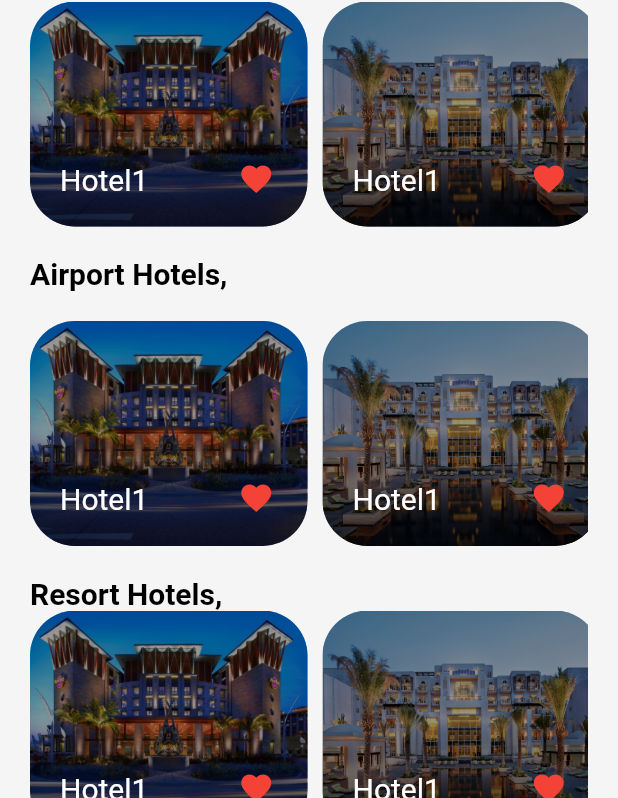
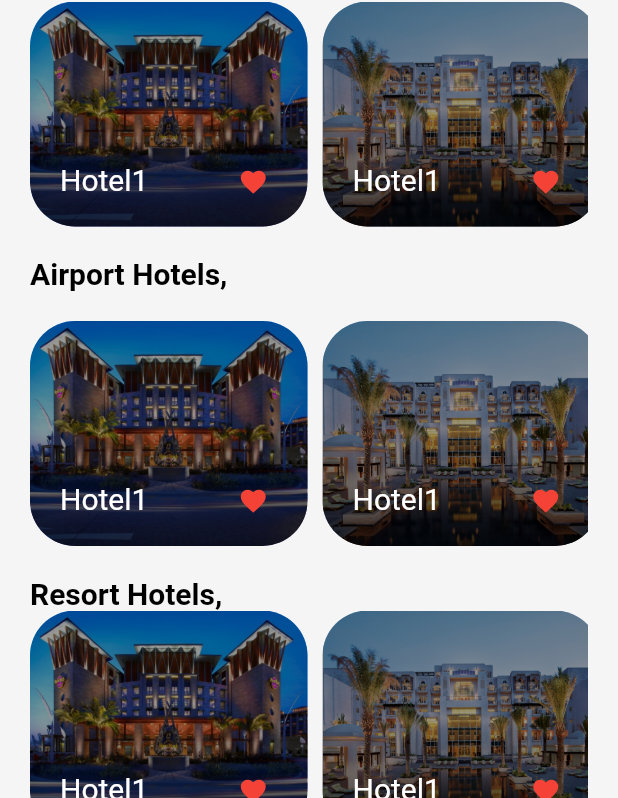
Before and after one commit to blackpink7/hotelsapp_ui, a Flutter app: the screen it shows after launch, on a phone screen of 412 x 824 dp. Shown: the part 438-1236 px from the top of the screen. Run offline on Flutter 3.47's test engine with Material 2 defaults, Android fonts, the phone set to English and light mode, and no system bars.

Commit message:
icon size update

```diff
--- a/lib/home_page.dart
+++ b/lib/home_page.dart
@@ -160,7 +160,7 @@ class _HomePageState extends State<HomePage> {
               SizedBox(width: 20,),
               Container(
                 padding: EdgeInsets.all(20),
-                child: Icon(Icons.favorite,color: Colors.red,),
+                child: Icon(Icons.favorite,color: Colors.red,size: 20,),
               )
             ],
           ),
```
